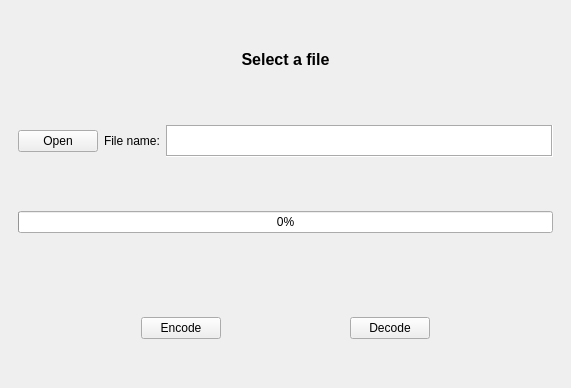
Above: mainwindow.ui from Sr-rajabov/Huffman-Compression before the change. Below: the same form after it.
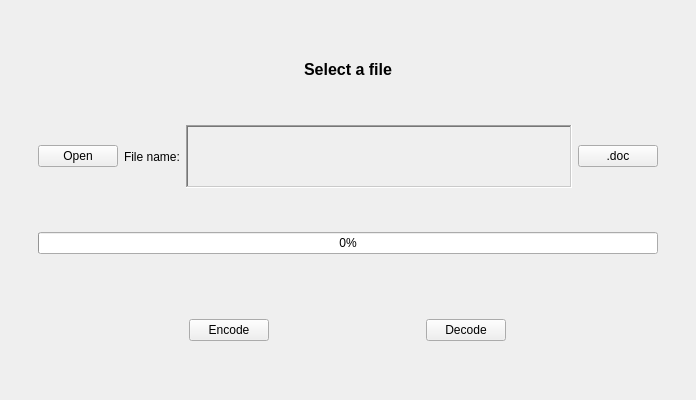
That is the form after the change.

Commit message: Prefer format

```diff
--- a/mainwindow.ui
+++ b/mainwindow.ui
@@ -6,14 +6,14 @@
    <rect>
     <x>0</x>
     <y>0</y>
-    <width>571</width>
-    <height>388</height>
+    <width>696</width>
+    <height>400</height>
    </rect>
   </property>
   <property name="minimumSize">
    <size>
-    <width>571</width>
-    <height>388</height>
+    <width>600</width>
+    <height>400</height>
    </size>
   </property>
   <property name="windowTitle">
@@ -24,9 +24,33 @@
     <bool>false</bool>
    </property>
    <layout class="QVBoxLayout" name="verticalLayout">
+    <property name="leftMargin">
+     <number>20</number>
+    </property>
+    <property name="topMargin">
+     <number>20</number>
+    </property>
+    <property name="rightMargin">
+     <number>20</number>
+    </property>
+    <property name="bottomMargin">
+     <number>20</number>
+    </property>
     <item>
-     <widget class="QWidget" name="horizontalWidget_2" native="true">
-      <layout class="QHBoxLayout" name="horizontalLayout_4">
+     <widget class="QFrame" name="verticalFrame">
+      <property name="sizePolicy">
+       <sizepolicy hsizetype="Preferred" vsizetype="Preferred">
+        <horstretch>20</horstretch>
+        <verstretch>20</verstretch>
+       </sizepolicy>
+      </property>
+      <property name="minimumSize">
+       <size>
+        <width>560</width>
+        <height>360</height>
+       </size>
+      </property>
+      <layout class="QVBoxLayout" name="verticalLayout_2">
        <item>
         <widget class="QLabel" name="label">
          <property name="contextMenuPolicy">
@@ -37,20 +61,8 @@
          </property>
         </widget>
        </item>
-      </layout>
-     </widget>
-    </item>
-    <item>
+       <item alignment="">
      <widget class="QWidget" name="widget" native="true">
-      <property name="sizePolicy">
-       <sizepolicy hsizetype="Preferred" vsizetype="Fixed">
-        <horstretch>0</horstretch>
-        <verstretch>0</verstretch>
-       </sizepolicy>
-      </property>
-      <property name="autoFillBackground">
-       <bool>false</bool>
-      </property>
       <layout class="QHBoxLayout" name="horizontalLayout">
        <item>
         <widget class="QPushButton" name="openFileButton">
@@ -69,14 +81,14 @@
        <item>
         <widget class="QLabel" name="DirectoryPath">
          <property name="sizePolicy">
-          <sizepolicy hsizetype="Expanding" vsizetype="Fixed">
+             <sizepolicy hsizetype="MinimumExpanding" vsizetype="Preferred">
            <horstretch>0</horstretch>
            <verstretch>0</verstretch>
           </sizepolicy>
          </property>
          <property name="minimumSize">
           <size>
-           <width>374</width>
+              <width>360</width>
            <height>0</height>
           </size>
          </property>
@@ -84,11 +96,20 @@
           <string>&lt;html&gt;&lt;head/&gt;&lt;body&gt;&lt;p&gt;&lt;br/&gt;&lt;/p&gt;&lt;/body&gt;&lt;/html&gt;</string>
          </property>
          <property name="styleSheet">
-          <string notr="true">background-color: rgb(255, 255, 255);
-color: rgb(0, 0, 0);</string>
+             <string notr="true">    QProgressBar {
+        border: 2px solid grey; 
+        border-radius: 5px;     
+        background-color: #f0f0f0; 
+    }
+
+    QProgressBar::chunk {
+        background-color: #76e0c9; 
+        width: 10px;              
+    }
+</string>
          </property>
          <property name="frameShape">
-          <enum>QFrame::Box</enum>
+             <enum>QFrame::WinPanel</enum>
          </property>
          <property name="frameShadow">
           <enum>QFrame::Sunken</enum>
@@ -104,10 +125,23 @@
          </property>
         </widget>
        </item>
-      </layout>
-      <zorder>DirectoryPath</zorder>
-      <zorder>openFileButton</zorder>
-      <zorder>label_2</zorder>
+          <item>
+           <widget class="QPushButton" name="format">
+            <property name="mouseTracking">
+             <bool>true</bool>
+            </property>
+            <property name="focusPolicy">
+             <enum>Qt::ClickFocus</enum>
+            </property>
+            <property name="text">
+             <string>.doc</string>
+            </property>
+            <property name="checkable">
+             <bool>false</bool>
+            </property>
+           </widget>
+          </item>
+         </layout>
      </widget>
     </item>
     <item>
@@ -121,13 +155,16 @@
          <property name="value">
           <number>0</number>
          </property>
+            <property name="invertedAppearance">
+             <bool>false</bool>
+            </property>
         </widget>
        </item>
       </layout>
      </widget>
     </item>
     <item>
-     <widget class="QWidget" name="widget" native="true">
+        <widget class="QWidget" name="widget1" native="true">
       <property name="enabled">
        <bool>true</bool>
       </property>
@@ -171,10 +208,9 @@
      </widget>
     </item>
    </layout>
-   <zorder>widget</zorder>
-   <zorder>horizontalWidget</zorder>
-   <zorder>widget</zorder>
-   <zorder>horizontalWidget_2</zorder>
+     </widget>
+    </item>
+   </layout>
   </widget>
  </widget>
  <resources/>
```
Left out of the diff: 5 changed lines with no effect on the pictures. Lines whose indentation alone changed are shown as unchanged. The commit also changes 3 other files.
